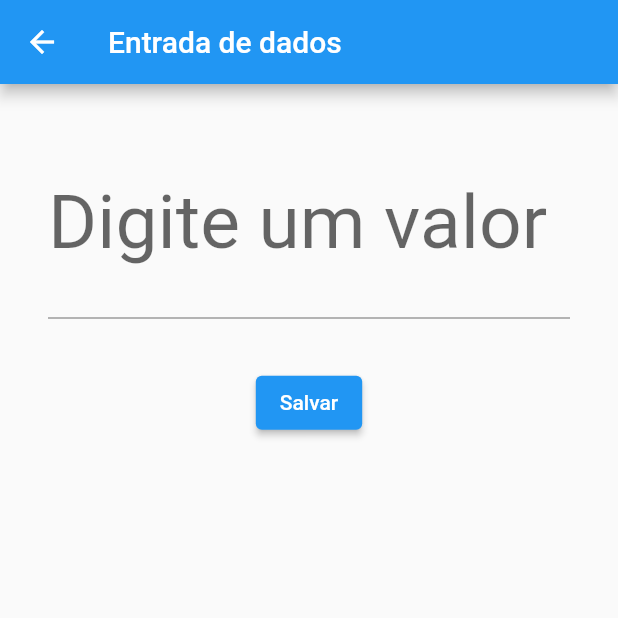
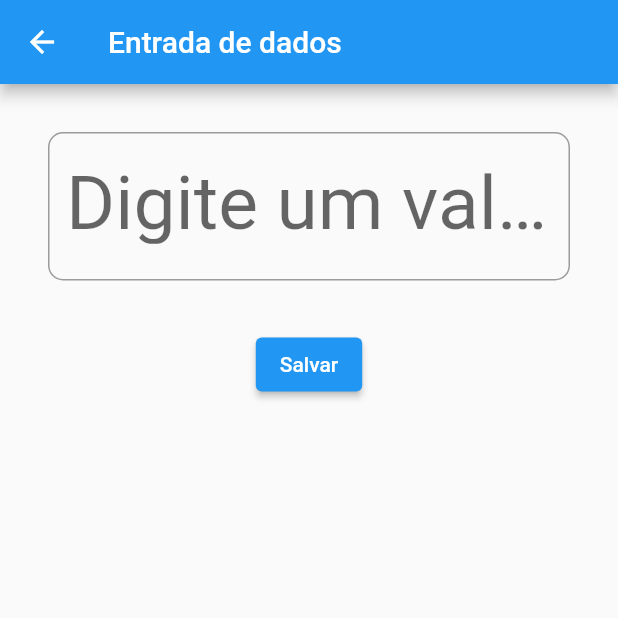
Before and after one commit to JrDeleyFerreira/TreinamentoFlutter, a Flutter app: the CampoTexto screen opened directly, on a phone screen of 412 x 824 dp, the top half of it. Run offline on Flutter 3.47's test engine with Material 2 defaults, Android fonts, the phone set to English and light mode, and no system bars; our stand-ins replace audioplayers, cloud_firestore, firebase_auth, firebase_core, firebase_storage, image_picker and 3 more; missing offline and left inert: flutter_youtube; accounts and stored records are empty.

Commit message:
Adicionando atrbutos no TextField().

```diff
--- a/elementos_entrada/lib/campo_Texto.dart
+++ b/elementos_entrada/lib/campo_Texto.dart
@@ -21,11 +21,16 @@ class _CampoTextoState extends State<CampoTexto> {
             child: TextField(
               //text, number, emailAddress, datetime
               keyboardType: TextInputType.number,
-              decoration: InputDecoration(labelText: "Digite um valor"),
+              decoration: InputDecoration(
+                labelText: "Digite um valor",
+                border: OutlineInputBorder(
+                  borderRadius: BorderRadius.circular(10),
+                ),
+              ),
+              style: TextStyle(fontSize: 50, color: Colors.green),
               //enabled: false,
               //maxLength: 2,
               //maxLengthEnforced: false,
-              style: TextStyle(fontSize: 50, color: Colors.green),
               //obscureText: true,
               /*
               onChanged: (String texto){
```
